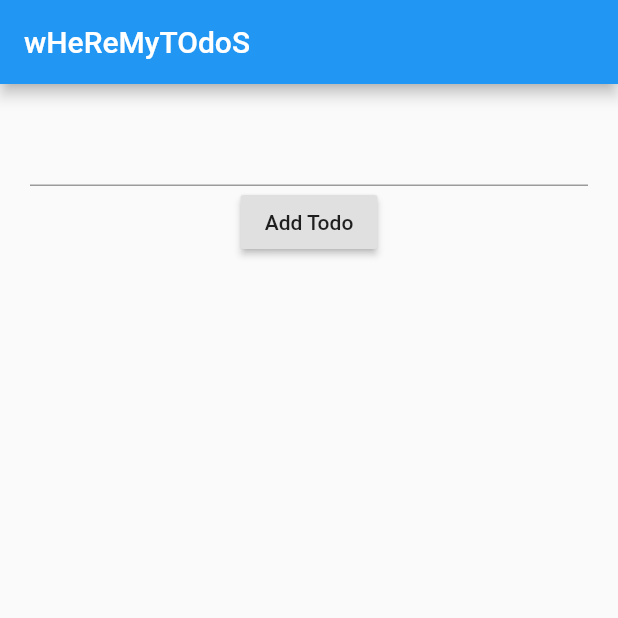
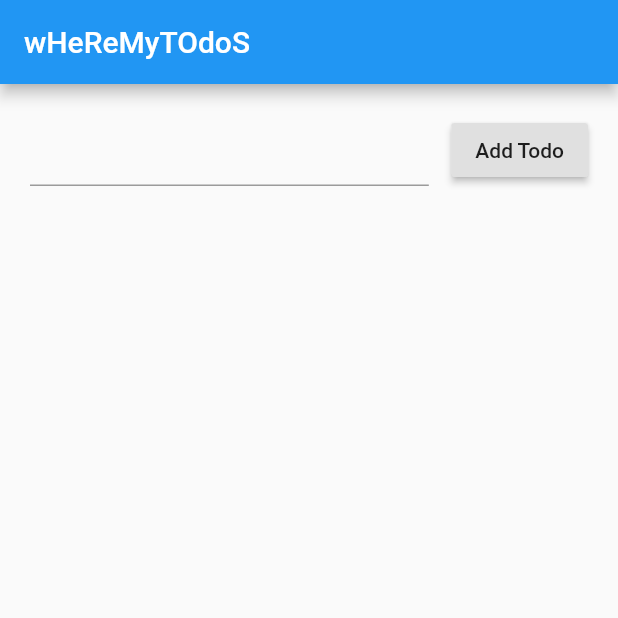
Before and after one commit to ocalvet/flutter-101, a Flutter app: the screen it shows after launch, on a phone screen of 412 x 824 dp, the top half of it. Run offline on Flutter 3.47's test engine with Material 2 defaults, Android fonts, the phone set to English and light mode, and no system bars.

Commit message:
Add better styles

```diff
--- a/lib/TodoForm.dart
+++ b/lib/TodoForm.dart
@@ -1,6 +1,6 @@
 import 'package:flutter/material.dart';
 
-class TodoForm extends StatelessWidget{
+class TodoForm extends StatelessWidget {
   TodoForm({this.onAddTodo});
   final Function onAddTodo;
   final TextEditingController _controller = new TextEditingController();
@@ -8,13 +8,18 @@ class TodoForm extends StatelessWidget{
   changeText(text) {
     this.todoTitle = text;
   }
+
   @override
   Widget build(BuildContext context) {
-    TextField textField = TextField(onChanged: this.changeText, controller: _controller);
+    TextField textField =
+        TextField(onChanged: this.changeText, controller: _controller);
     return Container(
-      child: Column(children: <Widget>[
-        textField,
-        RaisedButton(
+        child: Row(
+      children: <Widget>[
+        Expanded(child: textField),
+        Container(
+            padding: EdgeInsets.only(left: 15.0),
+            child: RaisedButton(
                 child: Text("Add Todo"),
                 onPressed: () {
                   if (this.todoTitle != null && this.todoTitle.length > 0) {
@@ -22,8 +27,8 @@ class TodoForm extends StatelessWidget{
                     _controller.clear();
                     this.todoTitle = "";
                   }
-          })
-      ],)
-    );
+                }))
+      ],
+    ));
   }
 }
--- a/lib/TodoList.dart
+++ b/lib/TodoList.dart
@@ -12,6 +12,7 @@ class TodoList extends StatelessWidget {
       return TodoItem(todo: todo, markCompleted: this.onCompleted);
     }).toList();
     return Container(
+      padding: EdgeInsets.only(top: 20.0),
       child: Column(
         children: <Widget>[
           new ListView(
```
Lines whose indentation alone changed are shown as unchanged.
